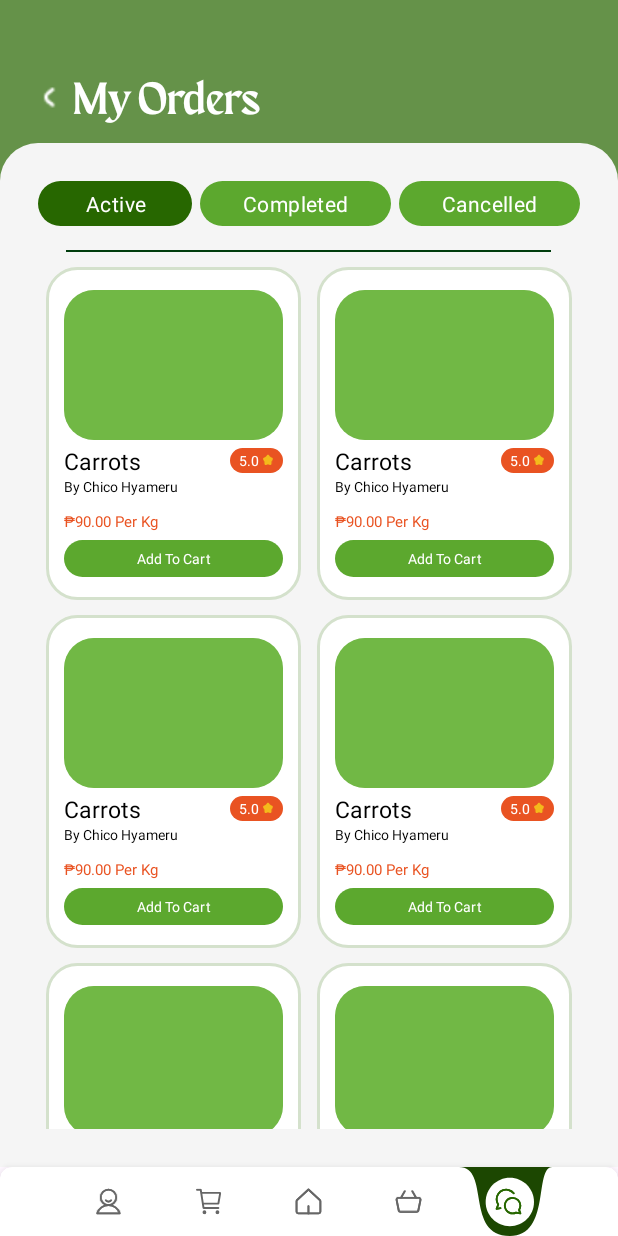
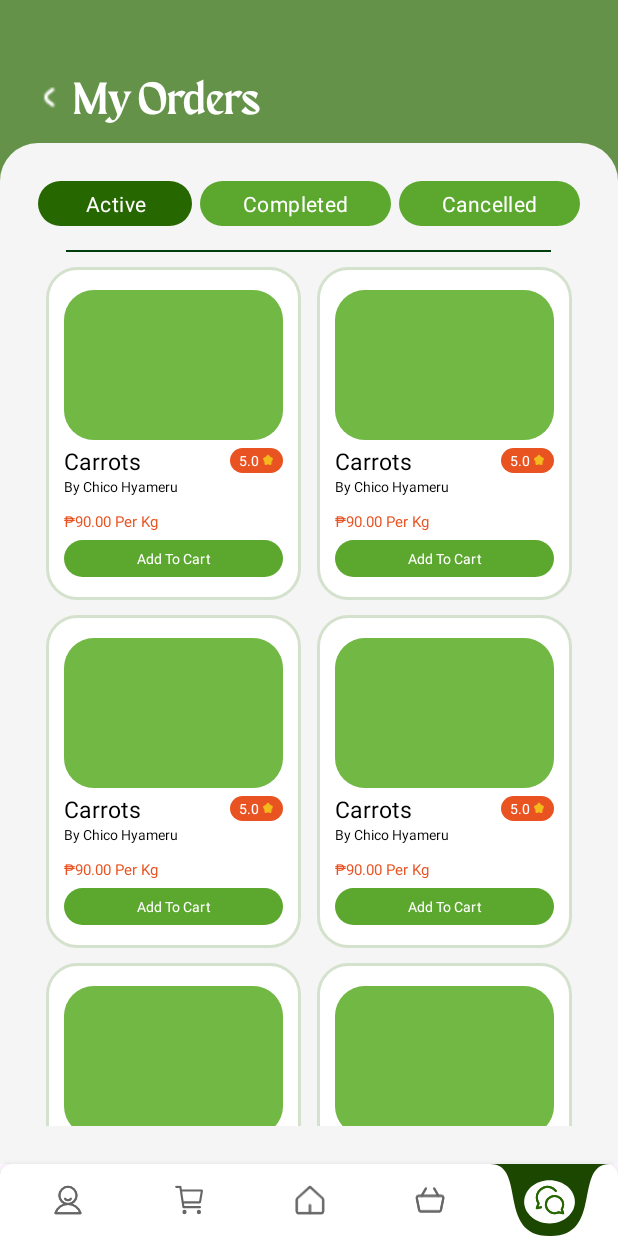
Before and after one commit to aishki/umahan, an Android app: the MainActivity screen opened directly, with no data from a screen before it, item 5 of the bottom bar chosen, on a phone screen of 412 x 824 dp. Run offline under Robolectric (Android 15) with nearby library versions, the light colour scheme and no system bars; 1 statement that could not run was skipped.

Commit message:
bottom nav bar complete and functioning

```diff
--- a/app/src/main/AndroidManifest.xml
+++ b/app/src/main/AndroidManifest.xml
@@ -17,11 +17,8 @@
 
         <activity android:name=".LogIn"
             android:exported="true">
-            <intent-filter>
-                <action android:name="android.intent.action.MAIN" />
-                <category android:name="android.intent.category.LAUNCHER" />
-            </intent-filter>
         </activity>
+
         <activity android:name=".SignUp"
             android:exported="false" />
 
--- a/app/src/main/java/com/example/b2b/MainActivity.kt
+++ b/app/src/main/java/com/example/b2b/MainActivity.kt
@@ -16,17 +16,8 @@
 
         val bottomNavigationView = findViewById<BottomNavigationView>(R.id.bottom_navigation)
 
-
-// Iterate through the BottomNavigationView items
-        for (i in 0 until bottomNavigationView.childCount) {
-            val itemView = bottomNavigationView.getChildAt(i)
-
-            // Adjust the width of each item programmatically
-            val params = itemView.layoutParams as ViewGroup.LayoutParams
-            params.width = 500 // Set the desired width in pixels or convert dp to px
-            itemView.layoutParams = params
-        }
-
+        // Set the default selected item to "Home"
+        bottomNavigationView.selectedItemId = R.id.home
 
         if (savedInstanceState == null) {
             val userType = intent.getStringExtra("USER_TYPE")
@@ -46,6 +37,14 @@
 
         bottomNavigationView.setOnItemSelectedListener { item ->
             when (item.itemId) {
+                R.id.profile -> {
+                    // loadFragment(BuyerProfileFragment())
+                    true
+                }
+                R.id.cart -> {
+                    // loadFragment(BuyerCartFragment())
+                    true
+                }
                 R.id.home -> {
                     loadFragment(BuyerHomeFragment())
                     true
@@ -54,16 +53,8 @@
                     loadFragment(BuyerMyOrdersFragment())
                     true
                 }
-                R.id.profile -> {
-                    // loadFragment(BuyerProfileFragment())
-                    true
-                }
                 R.id.chat -> {
                     // loadFragment(BuyerChatFragment())
-                    true
-                }
-                R.id.cart -> {
-                    // loadFragment(BuyerCartFragment())
                     true
                 }
                 else -> false
--- a/app/src/main/res/drawable/nav_item_active_background.xml
+++ b/app/src/main/res/drawable/nav_item_active_background.xml
@@ -1,16 +1,15 @@
 <vector xmlns:android="http://schemas.android.com/apk/res/android"
-    android:width="113dp"
-    android:height="70dp"
-    android:viewportWidth="120"
-    android:viewportHeight="77">
-
-    <!-- First path (the green ellipse) -->
-    <path
-        android:fillColor="#1C4701"
-        android:pathData="M112 0.06C89.7672 0.6159 110.578 77 61.0088 77 6.67284 77 38.0248 0.06 0 0.06 117.569 0.06 10.7854 0.06 54 0.06 77.0515 0.05988 117.39 -0.07487 112 0.06Z"/>
-
-    <!-- Second path (the white circle inside) -->
-    <path
-        android:fillColor="#FFFFFF"
-        android:pathData="M90 39C90 53.9117 77.0163 66 61 66 44.9837 66 32 53.9117 32 39 32 24.0883 44.9837 12 61 12 77.0163 12 90 24.0883 90 39Z"/>
+    android:width="123dp"
+    android:height="80dp"
+    android:viewportWidth="123"
+    android:viewportHeight="80">
+  <path
+      android:pathData="M68.23,0C68.23,27.54 73.21,79.99 60.77,79.99C6.65,79.99 37.87,0.02 0,0.02C111.55,0.02 25.18,0 68.23,0Z"
+      android:fillColor="#1C4701"/>
+  <path
+      android:pathData="M54.77,0.01C54.77,27.56 49.79,80 62.23,80C116.35,80 85.13,0.03 123,0.03C11.45,0.03 97.82,0.01 54.77,0.01Z"
+      android:fillColor="#1C4701"/>
+  <path
+      android:pathData="M87,42C87,55.25 75.36,66 61,66C46.64,66 35,55.25 35,42C35,28.75 46.64,18 61,18C75.36,18 87,28.75 87,42Z"
+      android:fillColor="#ffffff"/>
 </vector>
--- a/app/src/main/res/layout/activity_main.xml
+++ b/app/src/main/res/layout/activity_main.xml
@@ -16,13 +16,13 @@
     <com.google.android.material.bottomnavigation.BottomNavigationView
         android:id="@+id/bottom_navigation"
         android:layout_width="match_parent"
-        android:layout_height="46dp"
+        android:layout_height="48dp"
         android:layout_alignParentBottom="true"
         android:paddingHorizontal="5dp"
         android:background="@drawable/nav_rounded_bg"
         android:clipToOutline="true"
         android:theme="@style/BottomNavigationViewNoTheme"
-        app:itemIconSize="18dp"
+        app:itemIconSize="20dp"
         app:labelVisibilityMode="unlabeled"
         app:menu="@menu/bottom_nav_menu"
         app:itemIconTint="@null"
--- a/app/src/main/res/menu/bottom_nav_menu.xml
+++ b/app/src/main/res/menu/bottom_nav_menu.xml
@@ -2,30 +2,25 @@
     <item
         android:id="@+id/profile"
         android:icon="@drawable/ic_profile"
-        android:layout_margin="10dp"
-        android:title="Profile" />
+        android:title="@string/profile_nav" />
 
     <item
         android:id="@+id/cart"
         android:icon="@drawable/ic_cart"
-        android:layout_margin="10dp"
-        android:title="Cart" />
+        android:title="@string/cart_nav" />
 
     <item
         android:id="@+id/home"
         android:icon="@drawable/ic_home"
-        android:layout_margin="10dp"
-        android:title="Home" />
+        android:title="@string/home_nav" />
 
     <item
         android:id="@+id/my_orders"
         android:icon="@drawable/ic_my_orders"
-        android:layout_margin="10dp"
-        android:title="My Orders" />
+        android:title="@string/my_orders_nav" />
 
     <item
         android:id="@+id/chat"
         android:icon="@drawable/ic_msg"
-        android:layout_margin="10dp"
-        android:title="Chat" />
+        android:title="@string/chat_nav" />
 </menu>
```
Also changed, not shown: app/src/main/res/layout/fragment_buyer_home.xml (+11 -16 lines).
